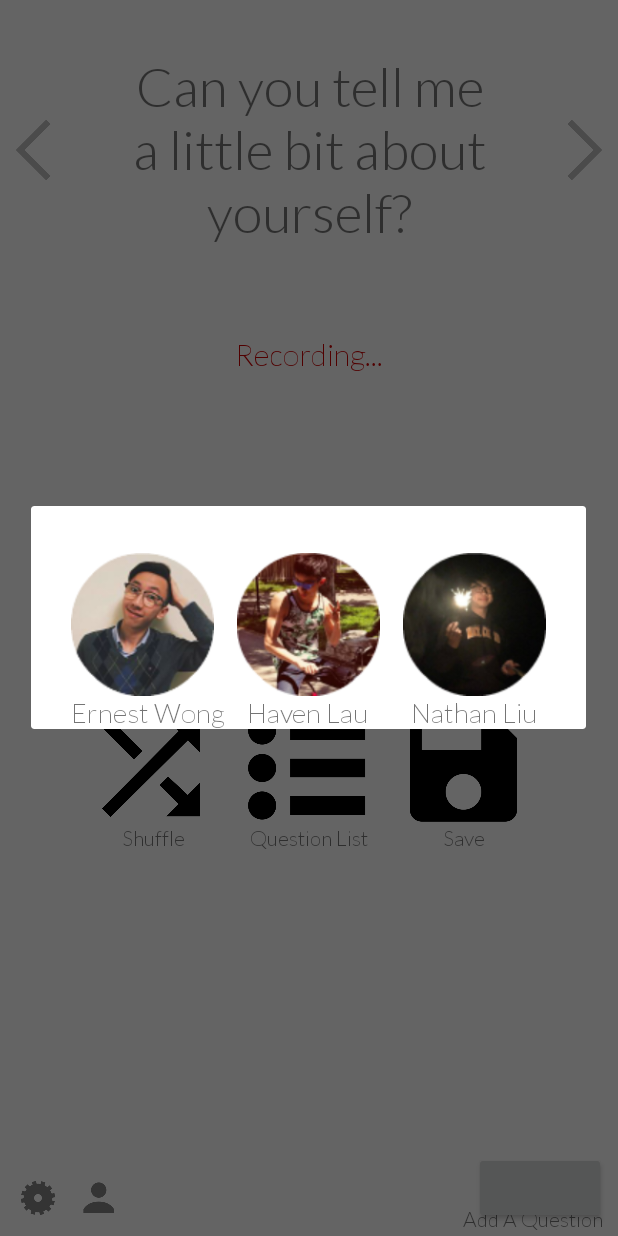
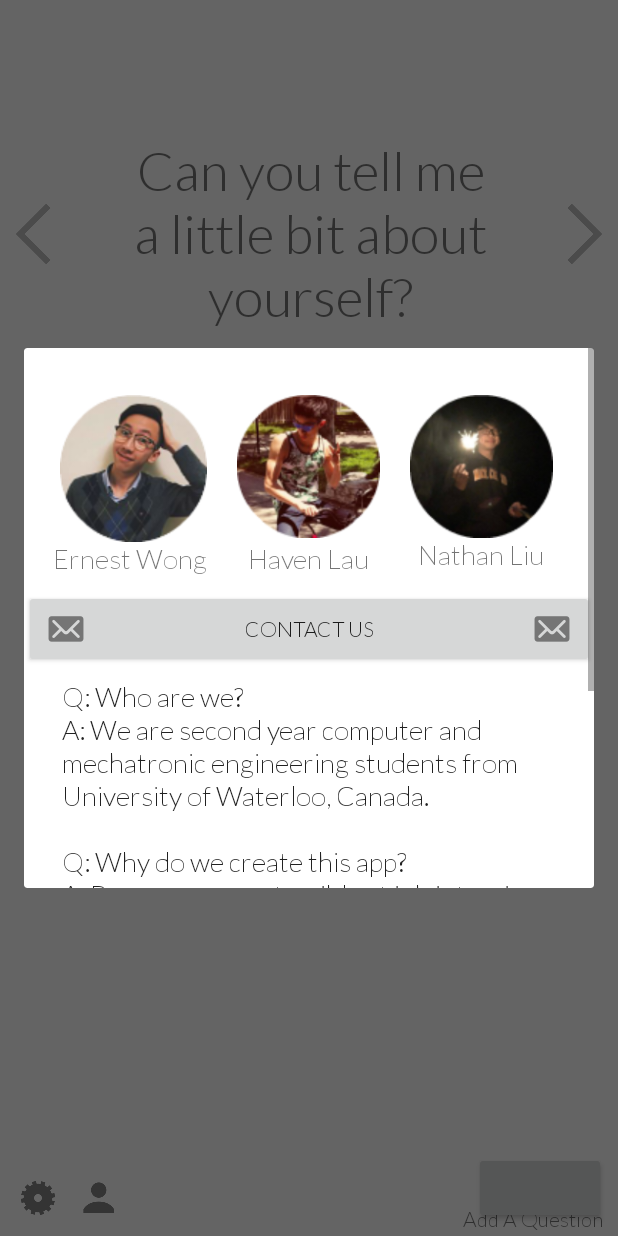
Before and after one commit to nathanliu1/SpeakingPrep, an Android app: the screen it shows after launch (MainActivity), after a tap on an icon or button, on a phone screen of 412 x 824 dp. Run offline under Robolectric (Android 15) with nearby library versions, the phone set to English and light mode, and no system bars; libraries missing offline, so code that uses them is left out: com.software.shell; plain views replace ActionButton; 4 statements that could not run were skipped; 1 other tap on this screen came first.

Commit message:
Added about author section, layout change, app icon

```diff
--- /dev/null
+++ b/app/src/main/java/ca/uwaterloo/speakingprep/CustomButton.java
@@ -0,0 +1,40 @@
+package ca.uwaterloo.speakingprep;
+
+import android.content.Context;
+import android.graphics.Bitmap;
+import android.graphics.Paint;
+import android.graphics.Rect;
+import android.graphics.Typeface;
+import android.util.AttributeSet;
+import android.widget.Button;
+
+public class CustomButton extends Button {
+
+    private Bitmap mIcon;
+    private Paint mPaint;
+    private Rect mSrcRect;
+    private int mIconPadding;
+    private int mIconSize;
+
+    public CustomButton(Context context, AttributeSet attrs, int defStyle) {
+        super(context, attrs, defStyle);
+        init();
+    }
+
+    public CustomButton(Context context, AttributeSet attrs) {
+        super(context, attrs);
+        init();
+    }
+
+    public CustomButton(Context context) {
+        super(context);
+        init();
+    }
+
+    private void init() {
+        if (!isInEditMode()) {
+            Typeface tf = Typeface.createFromAsset(getContext().getAssets(), "Lato-Light.ttf");
+            setTypeface(tf);
+        }
+    }
+}
--- a/app/src/main/java/ca/uwaterloo/speakingprep/MainActivityFragment.java
+++ b/app/src/main/java/ca/uwaterloo/speakingprep/MainActivityFragment.java
@@ -1,30 +1,25 @@
 package ca.uwaterloo.speakingprep;
 
 import android.app.Dialog;
-import android.graphics.Bitmap;
-import android.graphics.Canvas;
+import android.content.Intent;
 import android.graphics.Color;
-import android.graphics.Path;
 import android.graphics.PorterDuff;
-import android.graphics.Rect;
-import android.graphics.drawable.BitmapDrawable;
-import android.media.Image;
 import android.media.MediaPlayer;
 import android.media.MediaRecorder;
-import android.nfc.Tag;
+import android.net.Uri;
 import android.os.Environment;
 import android.support.v4.app.Fragment;
 import android.os.Bundle;
-import android.util.DisplayMetrics;
 import android.util.Log;
 import android.view.LayoutInflater;
 import android.view.MotionEvent;
 import android.view.View;
 import android.view.ViewGroup;
+import android.view.WindowManager;
 import android.view.animation.AlphaAnimation;
 import android.view.animation.Animation;
-import android.view.animation.AnimationSet;
-import android.view.animation.TranslateAnimation;
+
+import android.widget.Button;
 import android.widget.ImageView;
 import android.widget.TextView;
 import android.widget.Toast;
@@ -150,8 +145,37 @@ public class MainActivityFragment extends Fragment {
             public void onClick(View v) {
                 final Dialog dialog = new Dialog(rootView.getContext());
                 dialog.setContentView(R.layout.about_author);
-                dialog.setTitle("About Authors");
+                dialog.setTitle("About Authors & This App");
+                WindowManager.LayoutParams lp = new WindowManager.LayoutParams();
+                lp.copyFrom(dialog.getWindow().getAttributes());
+                lp.width = WindowManager.LayoutParams.MATCH_PARENT;
+
                 dialog.show();
+                dialog.getWindow().setAttributes(lp);
+
+                Button contact = (Button)dialog.findViewById(R.id.contact_us);
+                contact.setOnClickListener(new View.OnClickListener(){
+                    @Override
+                    public void onClick(View v) {
+                        Intent i = new Intent(Intent.ACTION_SEND);
+                        i.setType("message/rfc822");
+                        i.putExtra(Intent.EXTRA_EMAIL  , new String[]{"chewong@uwaterloo.ca"});
+                        try {
+                            startActivity(Intent.createChooser(i, "Send mail..."));
+                        } catch (android.content.ActivityNotFoundException ex) {
+                            Toast.makeText(getActivity(), "There are no email clients installed.", Toast.LENGTH_SHORT).show();
+                        }
+                    }
+                });
+
+                Button github = (Button)dialog.findViewById(R.id.github);
+                github.setOnClickListener(new View.OnClickListener(){
+                    @Override
+                    public void onClick(View v) {
+                        Intent browserIntent = new Intent(Intent.ACTION_VIEW, Uri.parse("https://www.github.com/chewong/SpeakingPrep"));
+                        startActivity(browserIntent);
+                    }
+                });
             }
         });
         // Configure action button
@@ -172,7 +196,7 @@ public class MainActivityFragment extends Fragment {
     }
 
     private void onRecord() {
-        if (!isRecording) {
+        if (!isRecording && !isAnimating) {
             mRecorder = new MediaRecorder();
             mRecorder.setAudioSource(MediaRecorder.AudioSource.MIC);
             mRecorder.setOutputFormat(MediaRecorder.OutputFormat.THREE_GPP);
@@ -220,10 +244,12 @@ public class MainActivityFragment extends Fragment {
             record.setColorFilter(null);
             status.setTextColor(Color.parseColor("#00B300"));
             status.setText("Ready For Recording");
-            timer.cancel();
-            mRecorder.stop();
-            mRecorder.release();
-            mRecorder = null;
+            if (timer != null && mRecorder != null) {
+                timer.cancel();
+                mRecorder.stop();
+                mRecorder.release();
+                mRecorder = null;
+            }
             isRecording = false;
         }
     }
--- a/app/src/main/res/layout/about_author.xml
+++ b/app/src/main/res/layout/about_author.xml
@@ -1,10 +1,15 @@
 <?xml version="1.0" encoding="utf-8"?>
+<ScrollView xmlns:android="http://schemas.android.com/apk/res/android"
+    android:layout_width="fill_parent"
+    android:layout_height="360dp"
+    android:fillViewport="false"
+    >
 <RelativeLayout xmlns:android="http://schemas.android.com/apk/res/android"
-    android:layout_width="370dp" android:layout_height="match_parent">
+    android:layout_width="match_parent" android:layout_height="match_parent">
 
     <ImageView
-        android:layout_width="95dp"
-        android:layout_height="95dp"
+        android:layout_width="98dp"
+        android:layout_height="98dp"
         android:id="@+id/ernest"
         android:src="@drawable/ernest"
         android:layout_marginTop="31dp"
@@ -16,8 +21,8 @@
         android:layout_height="95dp"
         android:id="@+id/imageView2"
         android:src="@drawable/haven"
-        android:layout_marginLeft="15dp"
-        android:layout_marginRight="15dp"
+        android:layout_marginLeft="20dp"
+        android:layout_marginRight="20dp"
         android:layout_alignTop="@+id/ernest"
         android:layout_centerHorizontal="true" />
 
@@ -28,7 +33,7 @@
         android:text="Ernest Wong"
         android:id="@+id/textView"
         android:layout_below="@+id/ernest"
-        android:layout_alignStart="@+id/ernest" />
+        android:layout_alignEnd="@+id/ernest" />
 
     <ca.uwaterloo.speakingprep.CustomTextView
         android:layout_width="wrap_content"
@@ -57,4 +62,46 @@
         android:layout_below="@+id/nathan"
         android:layout_alignStart="@+id/nathan" />
 
+    <ca.uwaterloo.speakingprep.CustomTextView
+        android:layout_width="wrap_content"
+        android:layout_height="wrap_content"
+        android:textAppearance="?android:attr/textAppearanceLarge"
+        android:text="Q: Who are we?
+        \nA: We are second year computer and mechatronic engineering students from University of Waterloo, Canada.
+        \n\nQ: Why do we create this app?
+        \nA: Because we are terrible at job interview and we think that the traditional ways to practice interviews (memorize answers, practice with friends blah blah blah) are not working for us. As a result, we invent our own way to practice for interview, which involves record, replay, improve and redo."
+        android:id="@+id/textView4"
+        android:textSize="18dp"
+        android:layout_marginTop="70dp"
+        android:layout_marginLeft="25dp"
+        android:layout_marginRight="20dp"
+        android:layout_marginBottom="60dp"
+        android:layout_below="@+id/textView"
+        android:layout_alignParentEnd="true" />
+
+    <ca.uwaterloo.speakingprep.CustomButton
+        android:layout_width="180dp"
+        android:layout_height="wrap_content"
+        android:text="Contact Us"
+        android:drawableLeft="@drawable/ic_mail"
+        android:drawableRight="@drawable/ic_mail"
+        android:id="@+id/contact_us"
+        android:layout_marginTop="10dp"
+        android:layout_below="@+id/textView"
+        android:layout_alignParentStart="true"
+        android:layout_alignParentEnd="true" />
+
+    <ca.uwaterloo.speakingprep.CustomButton
+        android:layout_width="180dp"
+        android:layout_height="wrap_content"
+        android:text="GitHub"
+        android:id="@+id/github"
+        android:drawableLeft="@drawable/ic_github"
+        android:drawableRight="@drawable/ic_github"
+        android:layout_alignParentBottom="true"
+        android:layout_alignParentStart="true"
+        android:layout_alignParentEnd="true" />
+
+
 </RelativeLayout>
+</ScrollView>
--- a/app/src/main/res/layout/fragment_main.xml
+++ b/app/src/main/res/layout/fragment_main.xml
@@ -12,25 +12,29 @@
         android:layout_height="200dp"
         android:id="@+id/previous_question"
         android:src="@drawable/previous_question"
-        android:layout_alignParentTop="true" />
+        android:layout_alignParentTop="true"
+        android:layout_above="@+id/status" />
 
     <ImageView
         android:layout_width="50dp"
         android:layout_height="200dp"
         android:id="@+id/next_question"
         android:src="@drawable/next_question"
-        android:layout_alignParentEnd="true" />
+        android:layout_alignParentEnd="true"
+        android:layout_above="@+id/status"
+        android:layout_alignParentTop="true" />
 
     <ca.uwaterloo.speakingprep.CustomTextView
         android:layout_width="280dp"
-        android:layout_height="wrap_content"
+        android:layout_height="1000dp"
         android:text="Can you tell me a little bit about yourself?"
         android:textSize="35dp"
         android:gravity="center"
         android:id="@+id/question"
-        android:layout_centerHorizontal="true"
         android:layout_alignParentTop="true"
-        android:layout_alignBottom="@+id/previous_question" />
+        android:layout_alignBottom="@+id/previous_question"
+        android:layout_alignEnd="@+id/replay"
+        android:layout_toEndOf="@+id/previous_question" />
 
     <ca.uwaterloo.speakingprep.CustomTextView
         android:layout_width="wrap_content"
@@ -39,9 +43,9 @@
         android:textSize="20dp"
         android:textColor="#00B300"
         android:id="@+id/status"
-        android:layout_below="@+id/previous_question"
+        android:layout_above="@+id/timer"
         android:layout_centerHorizontal="true"
-        android:layout_marginTop="24dp" />
+        android:layout_marginBottom="25dp" />
 
     <ImageView
         android:layout_width="105dp"
@@ -158,7 +162,7 @@
     <ca.uwaterloo.speakingprep.CustomTextView
         android:layout_width="wrap_content"
         android:layout_height="wrap_content"
-        android:text="Record"
+        android:text=" Record"
         android:id="@+id/record_text"
         android:layout_marginBottom="-5dp"
         android:layout_above="@+id/shuffle"
```
Also changed, not shown: app/src/main/res/drawable-hdpi/ic_github.png (added), app/src/main/res/drawable-hdpi/ic_mail.png (added), app/src/main/res/drawable-ldpi/ic_github.png (added), app/src/main/res/drawable-ldpi/ic_mail.png (added), app/src/main/res/drawable-mdpi/ic_github.png (added), app/src/main/res/drawable-mdpi/ic_mail.png (added), app/src/main/res/drawable-xhdpi/ic_github.png (added), app/src/main/res/drawable-xhdpi/ic_mail.png (added), app/src/main/res/drawable-xxhdpi/ic_github.png (added), app/src/main/res/drawable-xxhdpi/ic_mail.png (added), app/src/main/res/drawable/microphone.png (added), app/src/main/res/mipmap-hdpi/ic_launcher.png, app/src/main/res/mipmap-mdpi/ic_launcher.png, app/src/main/res/mipmap-xhdpi/ic_launcher.png, 2 more files.
